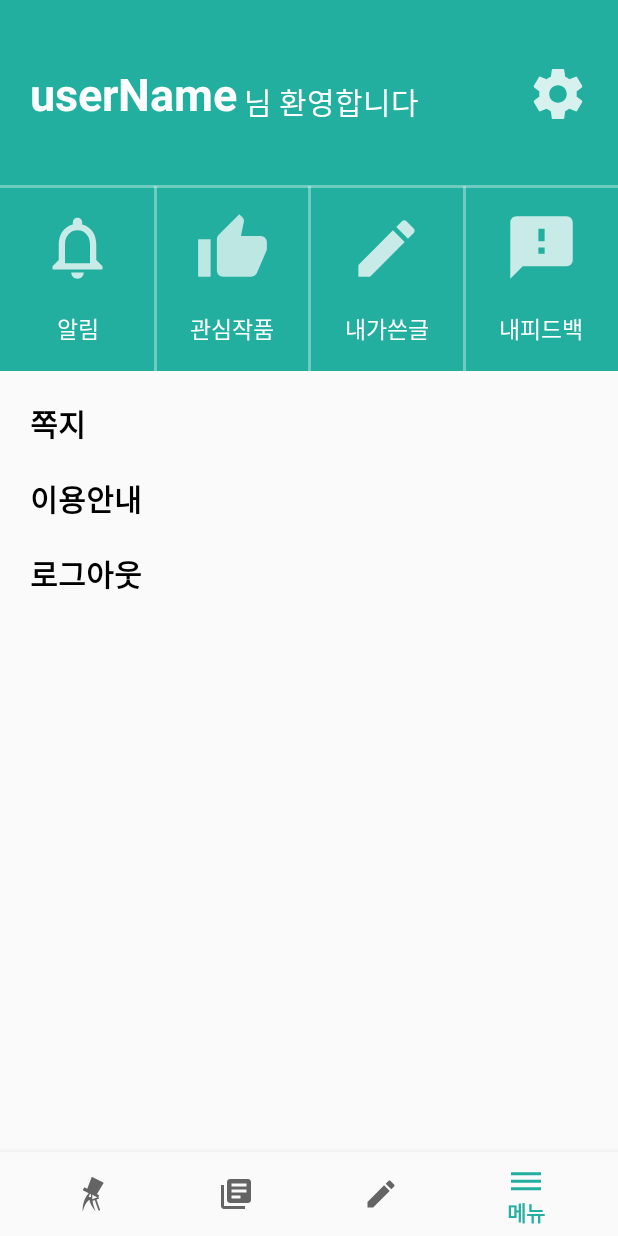
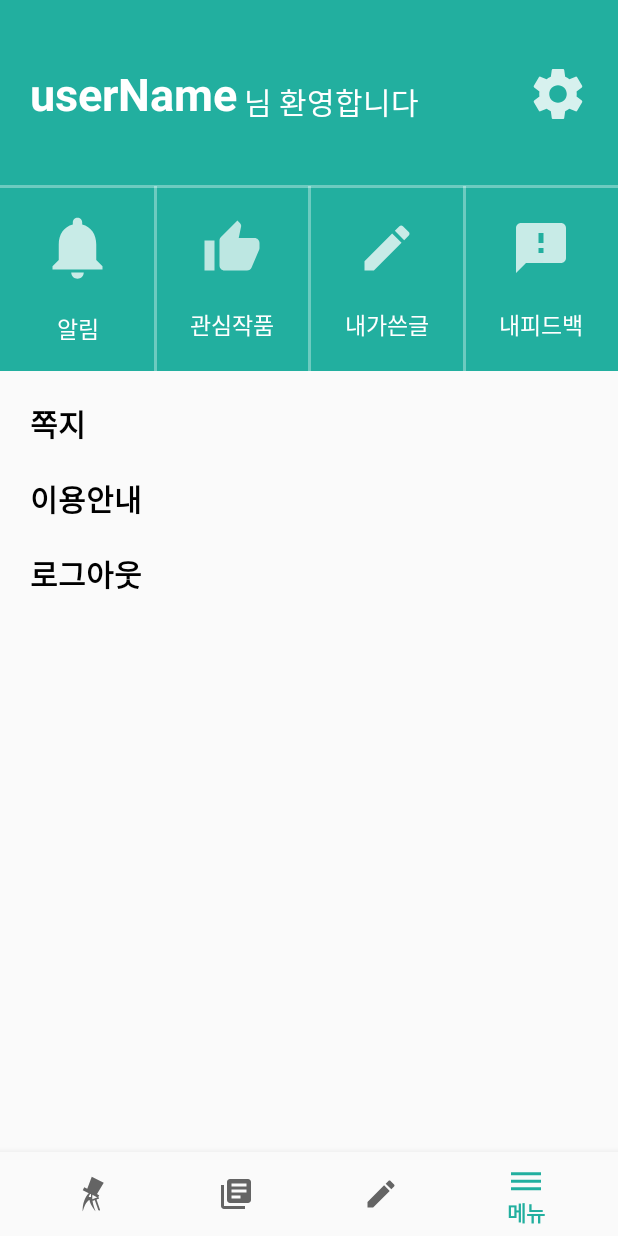
Before and after one commit to BeomSS/At, an Android app: the screen it shows after launch (MainActivity), item 4 of the bottom bar chosen, on a phone screen of 412 x 824 dp. Run offline under Robolectric (Android 15) with nearby library versions, the phone set to English and light mode, and no system bars.

Commit message:
범 - 자잘자잘한거 수정, 쪽지 리사이클러 아이템 레이아웃 추가

```diff
--- a/app/src/main/res/drawable-v21/ic_person_white_24dp.xml
+++ /dev/null
@@ -1,5 +0,0 @@
-<vector android:alpha="0.66" android:height="50dp"
-    android:viewportHeight="24.0" android:viewportWidth="24.0"
-    android:width="50dp" xmlns:android="http://schemas.android.com/apk/res/android">
-    <path android:fillColor="#FFFFFFFF" android:pathData="M12,12c2.21,0 4,-1.79 4,-4s-1.79,-4 -4,-4 -4,1.79 -4,4 1.79,4 4,4zM12,14c-2.67,0 -8,1.34 -8,4v2h16v-2c0,-2.66 -5.33,-4 -8,-4z"/>
-</vector>
--- a/app/src/main/res/drawable/ic_create_white_24dp.xml
+++ b/app/src/main/res/drawable/ic_create_white_40dp.xml
@@ -1,5 +1,5 @@
-<vector android:alpha="0.75" android:height="50dp"
+<vector android:alpha="0.75" android:height="40dp"
     android:tint="#FFFFFF" android:viewportHeight="24.0"
-    android:viewportWidth="24.0" android:width="50dp" xmlns:android="http://schemas.android.com/apk/res/android">
+    android:viewportWidth="24.0" android:width="40dp" xmlns:android="http://schemas.android.com/apk/res/android">
     <path android:fillColor="#FF000000" android:pathData="M3,17.25V21h3.75L17.81,9.94l-3.75,-3.75L3,17.25zM20.71,7.04c0.39,-0.39 0.39,-1.02 0,-1.41l-2.34,-2.34c-0.39,-0.39 -1.02,-0.39 -1.41,0l-1.83,1.83 3.75,3.75 1.83,-1.83z"/>
 </vector>
--- a/app/src/main/res/drawable/ic_feedback_white_50dp.xml
+++ b/app/src/main/res/drawable/ic_feedback_white_40dp.xml
@@ -1,5 +1,5 @@
-<vector android:alpha="0.75" android:height="50dp"
+<vector android:alpha="0.75" android:height="40dp"
     android:tint="#FFFFFF" android:viewportHeight="24.0"
-    android:viewportWidth="24.0" android:width="50dp" xmlns:android="http://schemas.android.com/apk/res/android">
+    android:viewportWidth="24.0" android:width="40dp" xmlns:android="http://schemas.android.com/apk/res/android">
     <path android:fillColor="#FF000000" android:pathData="M20,2L4,2c-1.1,0 -1.99,0.9 -1.99,2L2,22l4,-4h14c1.1,0 2,-0.9 2,-2L22,4c0,-1.1 -0.9,-2 -2,-2zM13,14h-2v-2h2v2zM13,10h-2L11,6h2v4z"/>
 </vector>
--- a/app/src/main/res/drawable/ic_notifications_none_white_50dp.xml
+++ /dev/null
@@ -1,5 +0,0 @@
-<vector android:alpha="0.75" android:height="50dp"
-    android:tint="#FFFFFF" android:viewportHeight="24.0"
-    android:viewportWidth="24.0" android:width="50dp" xmlns:android="http://schemas.android.com/apk/res/android">
-    <path android:fillColor="#FF000000" android:pathData="M12,22c1.1,0 2,-0.9 2,-2h-4c0,1.1 0.9,2 2,2zM18,16v-5c0,-3.07 -1.63,-5.64 -4.5,-6.32L13.5,4c0,-0.83 -0.67,-1.5 -1.5,-1.5s-1.5,0.67 -1.5,1.5v0.68C7.64,5.36 6,7.92 6,11v5l-2,2v1h16v-1l-2,-2zM16,17L8,17v-6c0,-2.48 1.51,-4.5 4,-4.5s4,2.02 4,4.5v6z"/>
-</vector>
--- /dev/null
+++ b/app/src/main/res/drawable/ic_notifications_white_50dp.xml
@@ -0,0 +1,5 @@
+<vector android:alpha="0.75" android:height="50dp"
+    android:tint="#FFFFFF" android:viewportHeight="24.0"
+    android:viewportWidth="24.0" android:width="50dp" xmlns:android="http://schemas.android.com/apk/res/android">
+    <path android:fillColor="#FF000000" android:pathData="M12,22c1.1,0 2,-0.9 2,-2h-4c0,1.1 0.89,2 2,2zM18,16v-5c0,-3.07 -1.64,-5.64 -4.5,-6.32L13.5,4c0,-0.83 -0.67,-1.5 -1.5,-1.5s-1.5,0.67 -1.5,1.5v0.68C7.63,5.36 6,7.92 6,11v5l-2,2v1h16v-1l-2,-2z"/>
+</vector>
--- a/app/src/main/res/drawable/ic_person_black_24dp.xml
+++ /dev/null
@@ -1,5 +0,0 @@
-<vector android:alpha="0.66" android:height="50dp"
-    android:viewportHeight="24.0" android:viewportWidth="24.0"
-    android:width="50dp" xmlns:android="http://schemas.android.com/apk/res/android">
-    <path android:fillColor="#FF000000" android:pathData="M12,12c2.21,0 4,-1.79 4,-4s-1.79,-4 -4,-4 -4,1.79 -4,4 1.79,4 4,4zM12,14c-2.67,0 -8,1.34 -8,4v2h16v-2c0,-2.66 -5.33,-4 -8,-4z"/>
-</vector>
--- a/app/src/main/res/drawable/ic_thumb_up_white_50dp.xml
+++ b/app/src/main/res/drawable/ic_thumb_up_white_40dp.xml
@@ -1,6 +1,6 @@
 <vector xmlns:android="http://schemas.android.com/apk/res/android"
-        android:width="50dp"
-        android:height="50dp"
+        android:width="40dp"
+        android:height="40dp"
         android:viewportWidth="24.0"
         android:viewportHeight="24.0">
     <path
--- a/app/src/main/res/drawable/side_nav_bar_black.xml
+++ /dev/null
@@ -1,10 +0,0 @@
-<?xml version="1.0" encoding="utf-8"?>
-<shape xmlns:android="http://schemas.android.com/apk/res/android"
-    android:shape="rectangle">
-    <gradient
-        android:angle="135"
-        android:centerColor="#545454"
-        android:endColor="#3a3a3a"
-        android:startColor="#818181"
-        android:type="linear" />
-</shape>
--- a/app/src/main/res/drawable/side_nav_bar_blue.xml
+++ /dev/null
@@ -1,10 +0,0 @@
-<?xml version="1.0" encoding="utf-8"?>
-<shape xmlns:android="http://schemas.android.com/apk/res/android"
-    android:shape="rectangle">
-    <gradient
-        android:angle="135"
-        android:centerColor="#769bdc"
-        android:endColor="#1b40a7"
-        android:startColor="#a8c5ea"
-        android:type="linear" />
-</shape>
--- a/app/src/main/res/layout/fragment_menu.xml
+++ b/app/src/main/res/layout/fragment_menu.xml
@@ -56,7 +56,7 @@
             android:id="@+id/imgNotice"
             android:layout_width="wrap_content"
             android:layout_height="wrap_content"
-            android:src="@drawable/ic_notifications_none_white_50dp"
+            android:src="@drawable/ic_notifications_white_50dp"
             app:layout_constraintTop_toTopOf="@id/lineMenuH1"
             app:layout_constraintLeft_toLeftOf="parent"
             app:layout_constraintRight_toRightOf="@id/gdlMenuV1"
@@ -78,7 +78,7 @@
             android:id="@+id/imgMyLike"
             android:layout_width="wrap_content"
             android:layout_height="wrap_content"
-            android:src="@drawable/ic_thumb_up_white_50dp"
+            android:src="@drawable/ic_thumb_up_white_40dp"
             app:layout_constraintTop_toTopOf="@id/gdlMenuH1"
             app:layout_constraintLeft_toLeftOf="@id/gdlMenuV1"
             app:layout_constraintRight_toRightOf="@id/gdlMenuV2"
@@ -100,7 +100,7 @@
             android:id="@+id/imgMyWrite"
             android:layout_width="wrap_content"
             android:layout_height="wrap_content"
-            android:src="@drawable/ic_create_white_24dp"
+            android:src="@drawable/ic_create_white_40dp"
             app:layout_constraintTop_toTopOf="@id/gdlMenuH1"
             app:layout_constraintLeft_toLeftOf="@id/gdlMenuV2"
             app:layout_constraintRight_toRightOf="@id/gdlMenuV3"
@@ -122,7 +122,7 @@
             android:id="@+id/imgMyFeedback"
             android:layout_width="wrap_content"
             android:layout_height="wrap_content"
-            android:src="@drawable/ic_feedback_white_50dp"
+            android:src="@drawable/ic_feedback_white_40dp"
             app:layout_constraintTop_toTopOf="@id/lineMenuH1"
             app:layout_constraintLeft_toLeftOf="@id/gdlMenuV3"
             app:layout_constraintRight_toRightOf="parent"
@@ -277,7 +277,6 @@
         app:layout_constraintLeft_toLeftOf="parent"
         app:layout_constraintRight_toRightOf="parent"
         app:layout_constraintTop_toBottomOf="@+id/btnMessage"/>
-
     <TextView
         android:id="@+id/btnLogout"
         android:layout_width="match_parent"
--- /dev/null
+++ b/app/src/main/res/layout/recycler_item_letter.xml
@@ -0,0 +1,6 @@
+<?xml version="1.0" encoding="utf-8"?>
+<android.support.constraint.ConstraintLayout
+    xmlns:android="http://schemas.android.com/apk/res/android" android:layout_width="match_parent"
+    android:layout_height="match_parent">
+
+</android.support.constraint.ConstraintLayout>
```
Also changed, not shown: app/src/main/res/drawable-v21/ic_menu_manage.xml (deleted, +0 -9 lines), app/src/main/res/drawable/background_bottom_line.xml (added, +16 -0 lines), app/src/main/res/drawable/ic_error_black_24dp.xml (deleted, +0 -9 lines), app/src/main/res/drawable/ic_image_black_24dp.xml (deleted, +0 -9 lines), app/src/main/res/drawable/ic_message_black_24dp.xml (deleted, +0 -9 lines), app/src/main/res/drawable/ic_power_settings_new_black_24dp.xml (deleted, +0 -9 lines), app/src/main/res/layout/activity_letter.xml (+58 -46 lines), app/src/main/res/layout/rcl_item_letter_content.xml (added, +37 -0 lines), app/src/main/res/menu/activity_main_drawer.xml (deleted, +0 -33 lines).
